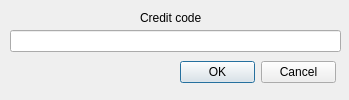
Yay50210/comPo, file payment.ui: the form before one commit.
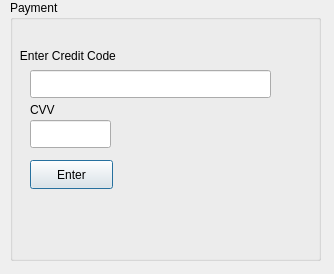
The form after the commit.

What changed in the file:
```diff
--- a/payment.ui
+++ b/payment.ui
@@ -6,51 +6,87 @@
    <rect>
     <x>0</x>
     <y>0</y>
-    <width>349</width>
-    <height>100</height>
+    <width>334</width>
+    <height>274</height>
    </rect>
   </property>
   <property name="windowTitle">
    <string>Dialog</string>
   </property>
-  <widget class="QDialogButtonBox" name="buttonBox">
-   <property name="geometry">
-    <rect>
-     <x>180</x>
-     <y>60</y>
-     <width>156</width>
-     <height>24</height>
-    </rect>
-   </property>
-   <property name="orientation">
-    <enum>Qt::Horizontal</enum>
-   </property>
-   <property name="standardButtons">
-    <set>QDialogButtonBox::Cancel|QDialogButtonBox::Ok</set>
-   </property>
-  </widget>
-  <widget class="QLabel" name="label">
-   <property name="geometry">
-    <rect>
-     <x>140</x>
-     <y>10</y>
-     <width>61</width>
-     <height>16</height>
-    </rect>
-   </property>
-   <property name="text">
-    <string>Credit code</string>
-   </property>
-  </widget>
-  <widget class="QLineEdit" name="lineEdit">
+  <widget class="QGroupBox" name="groupBox">
    <property name="geometry">
     <rect>
      <x>10</x>
-     <y>30</y>
-     <width>331</width>
-     <height>22</height>
+     <y>0</y>
+     <width>311</width>
+     <height>261</height>
     </rect>
    </property>
+   <property name="title">
+    <string>Payment</string>
+   </property>
+   <widget class="QLineEdit" name="creditinput">
+    <property name="geometry">
+     <rect>
+      <x>20</x>
+      <y>70</y>
+      <width>241</width>
+      <height>28</height>
+     </rect>
+    </property>
+    <property name="text">
+     <string/>
+    </property>
+   </widget>
+   <widget class="QLabel" name="label">
+    <property name="geometry">
+     <rect>
+      <x>-30</x>
+      <y>40</y>
+      <width>211</width>
+      <height>31</height>
+     </rect>
+    </property>
+    <property name="text">
+     <string>            Enter Credit Code</string>
+    </property>
+   </widget>
+   <widget class="QLineEdit" name="cvvinput">
+    <property name="geometry">
+     <rect>
+      <x>20</x>
+      <y>120</y>
+      <width>81</width>
+      <height>28</height>
+     </rect>
+    </property>
+   </widget>
+   <widget class="QLabel" name="label_2">
+    <property name="geometry">
+     <rect>
+      <x>20</x>
+      <y>100</y>
+      <width>63</width>
+      <height>20</height>
+     </rect>
+    </property>
+    <property name="text">
+     <string>CVV</string>
+    </property>
+   </widget>
+   <widget class="QPushButton" name="okbutton">
+    <property name="geometry">
+     <rect>
+      <x>20</x>
+      <y>160</y>
+      <width>83</width>
+      <height>29</height>
+     </rect>
+    </property>
+    <property name="text">
+     <string>Enter</string>
+    </property>
+   </widget>
   </widget>
  </widget>
  <resources/>
```
